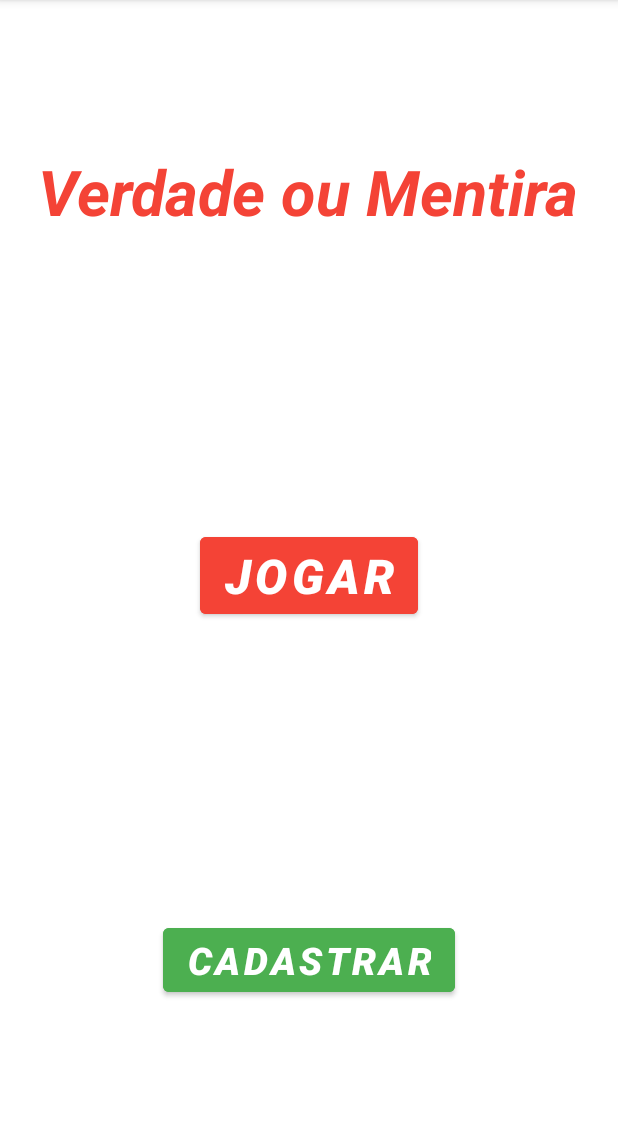
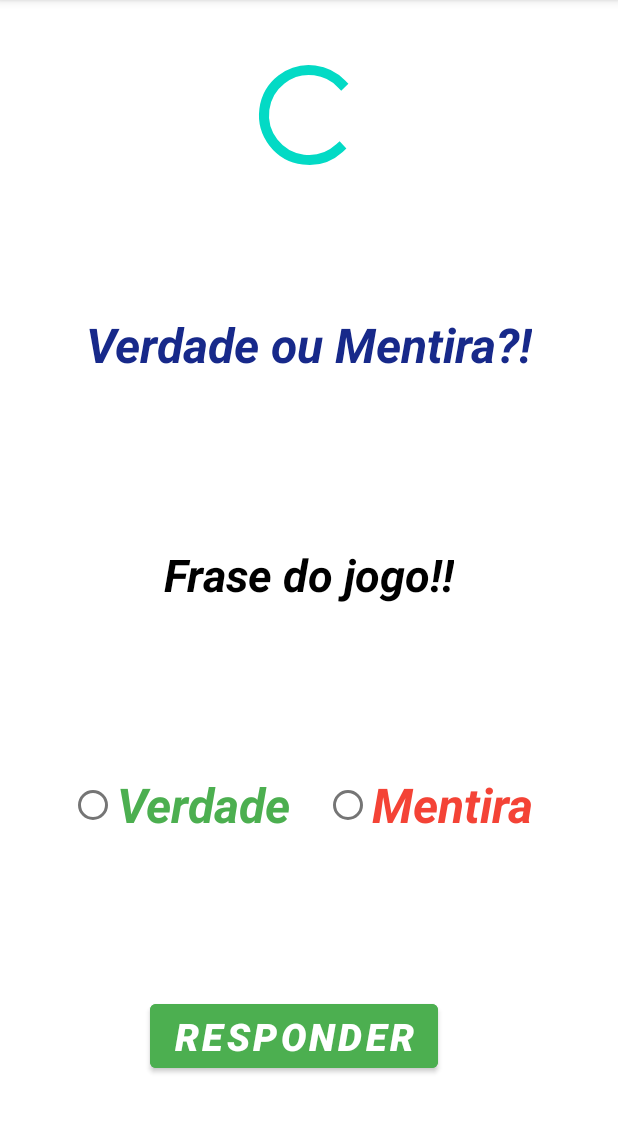
Before and after one commit to otanerifpb/FakeNews2, an Android app: the JogoActivity screen opened directly, with no data from a screen before it, on a phone screen of 412 x 824 dp, the part 84-1217 px from its top. Run offline under Robolectric (Android 15) with nearby library versions, the phone set to English and light mode, and no system bars.

Commit message:
Atualização Criar tela Jogo Criar tela Cadastro Transição tela Main para Jogo e Cadastro

```diff
--- a/app/src/main/java/com/example/fakenews2/MainActivity.kt
+++ b/app/src/main/java/com/example/fakenews2/MainActivity.kt
@@ -1,11 +1,34 @@
 package com.example.fakenews2
 
+import android.content.Intent
 import androidx.appcompat.app.AppCompatActivity
 import android.os.Bundle
+import android.widget.Button
+import android.widget.LinearLayout
 
 class MainActivity : AppCompatActivity() {
+
+    private lateinit var btJogar: Button
+    private lateinit var btCadstrar: Button
+
     override fun onCreate(savedInstanceState: Bundle?) {
         super.onCreate(savedInstanceState)
         setContentView(R.layout.activity_main)
+
+        this.btJogar = findViewById(R.id.btJogar)
+        this.btCadstrar = findViewById(R.id.btCadastrar)
+
+        this.btJogar.setOnClickListener({chamarJogo()})
+        this.btCadstrar.setOnClickListener({chamarCadastro()})
+    }
+
+    fun chamarJogo(){
+        val intent = Intent(this, JogoActivity::class.java)
+        startActivity(intent)
+    }
+
+    fun chamarCadastro(){
+        val intent = Intent(this, CadastroActivity::class.java)
+        startActivity(intent)
     }
 }
--- a/app/src/main/res/layout/activity_cadastro.xml
+++ b/app/src/main/res/layout/activity_cadastro.xml
@@ -24,7 +24,6 @@
     </LinearLayout>
 
     <LinearLayout
-        android:id="@+id/llFrase"
         android:layout_width="match_parent"
         android:layout_height="0dp"
         android:layout_weight = "1"
@@ -47,11 +46,9 @@
             android:textSize = "22sp"
             android:backgroundTint="@color/red"
             android:textStyle = "bold|italic"/>
-
     </LinearLayout>
 
     <RadioGroup
-        android:id="@+id/rgEscolher"
         android:layout_width="match_parent"
         android:layout_height="0dp"
         android:layout_weight = "1"
@@ -67,7 +64,6 @@
             android:textColor ="@color/green"
             android:textStyle = "bold|italic"
             android:layout_marginEnd ="20dp"/>
-
         <RadioButton
             android:id="@+id/rbMentira"
             android:text="Mentira"
@@ -76,11 +72,9 @@
             android:textSize = "32sp"
             android:textColor ="@color/red"
             android:textStyle = "bold|italic"/>
-
     </RadioGroup>
 
     <LinearLayout
-        android:id="@+id/llCadastrar"
         android:layout_width="match_parent"
         android:layout_height="0dp"
         android:layout_weight = "1"
@@ -105,7 +99,5 @@
             android:textSize = "25sp"
             android:backgroundTint="@color/red"
             android:textStyle = "bold|italic"/>
-
     </LinearLayout>
-
 </LinearLayout>
--- a/app/src/main/res/layout/activity_jogo.xml
+++ b/app/src/main/res/layout/activity_jogo.xml
@@ -13,52 +13,90 @@
         android:layout_weight = "1"
         android:gravity ="center">
 
+        <ProgressBar
+            android:id="@+id/pbTempo"
+            android:layout_width="match_parent"
+            android:layout_height="80dp"
+            android:gravity ="center"
+            android:max="10"/>
+    </LinearLayout>
+
+
+
+    <LinearLayout
+        android:layout_width="match_parent"
+        android:layout_height="0dp"
+        android:layout_weight = "1"
+        android:gravity ="center">
+
         <TextView
-            android:text="Verdade ou Mentira"
+            android:text="Verdade ou Mentira?!"
             android:layout_width="wrap_content"
             android:layout_height="wrap_content"
-            android:textSize = "42sp"
-            android:textColor="@color/red"
+            android:textSize = "32sp"
+            android:textColor="@color/blue"
             android:textStyle = "bold|italic"/>
-
     </LinearLayout>
 
     <LinearLayout
-        android:id="@+id/llJogar"
         android:layout_width="match_parent"
         android:layout_height="0dp"
         android:layout_weight = "1"
         android:gravity ="center"
         android:orientation = "vertical">
 
-        <Button
-            android:id="@+id/btJogar"
-            android:text="Jogar"
+        <TextView
+            android:id="@+id/tvFrase"
+            android:text="Frase do jogo!!"
             android:layout_width="wrap_content"
             android:layout_height="wrap_content"
-            android:textSize = "32sp"
-            android:backgroundTint="@color/red"
+            android:textSize = "30sp"
+            android:textColor="@color/black"
             android:textStyle = "bold|italic"/>
-
     </LinearLayout>
 
-    <LinearLayout
-        android:id="@+id/llCadastrar"
+    <RadioGroup
         android:layout_width="match_parent"
         android:layout_height="0dp"
         android:layout_weight = "1"
         android:gravity ="center"
-        android:orientation = "vertical">
+        android:orientation = "horizontal">
+
+        <RadioButton
+            android:id="@+id/rbVerdade"
+            android:text="Verdade"
+            android:layout_width="150dp"
+            android:layout_height="wrap_content"
+            android:textSize = "32sp"
+            android:textColor ="@color/green"
+            android:textStyle = "bold|italic"
+            android:layout_marginEnd ="20dp"/>
+
+        <RadioButton
+            android:id="@+id/rbMentira"
+            android:text="Mentira"
+            android:layout_width="150dp"
+            android:layout_height="wrap_content"
+            android:textSize = "32sp"
+            android:textColor ="@color/red"
+            android:textStyle = "bold|italic"/>
+    </RadioGroup>
+
+    <LinearLayout
+        android:layout_width="match_parent"
+        android:layout_height="0dp"
+        android:layout_weight = "1"
+        android:gravity ="center"
+        android:orientation = "horizontal">
 
         <Button
-            android:id="@+id/btCadastrar"
-            android:text="Cadastrar"
+            android:id="@+id/btResponder"
+            android:text="Responder"
             android:layout_width="wrap_content"
             android:layout_height="wrap_content"
             android:textSize = "25sp"
             android:backgroundTint="@color/green"
-            android:textStyle = "bold|italic"/>
-
+            android:textStyle = "bold|italic"
+            android:layout_marginEnd ="20dp"/>
     </LinearLayout>
-
 </LinearLayout>
--- a/app/src/main/res/layout/activity_main.xml
+++ b/app/src/main/res/layout/activity_main.xml
@@ -20,11 +20,9 @@
             android:textSize = "42sp"
             android:textColor="@color/blue"
             android:textStyle = "bold|italic"/>
-
     </LinearLayout>
 
     <LinearLayout
-        android:id="@+id/llJogar"
         android:layout_width="match_parent"
         android:layout_height="0dp"
         android:layout_weight = "1"
@@ -34,16 +32,14 @@
         <Button
             android:id="@+id/btJogar"
             android:text="Jogar"
-            android:layout_width="wrap_content"
+            android:layout_width="195dp"
             android:layout_height="wrap_content"
             android:textSize = "32sp"
             android:backgroundTint="@color/red"
             android:textStyle = "bold|italic"/>
-
     </LinearLayout>
 
     <LinearLayout
-        android:id="@+id/llCadastrar"
         android:layout_width="match_parent"
         android:layout_height="0dp"
         android:layout_weight = "1"
@@ -53,12 +49,10 @@
         <Button
             android:id="@+id/btCadastrar"
             android:text="Cadastrar"
-            android:layout_width="wrap_content"
+            android:layout_width="195dp"
             android:layout_height="wrap_content"
             android:textSize = "25sp"
             android:backgroundTint="@color/green"
             android:textStyle = "bold|italic"/>
-
     </LinearLayout>
-
 </LinearLayout>
```
